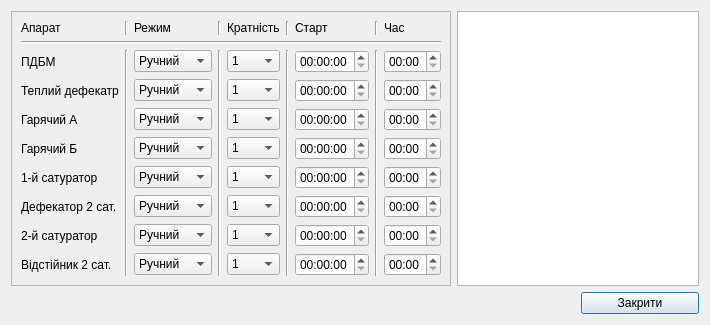
First picture: the form in satur/scada/dlgbledingsetup.ui, repository vanessaorgua/dondushen, before the edit.
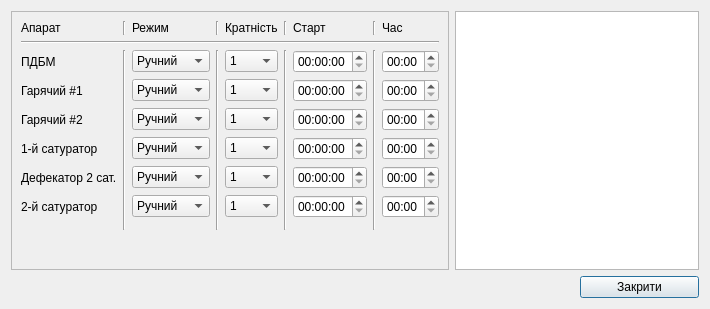
Second picture: the form after the edit.

Commit message: 1. Зкореговано панель настройки продувки 2. Виправлено відображення стану байпаски

Patch:
```diff
--- a/satur/scada/dlgbledingsetup.ui
+++ b/satur/scada/dlgbledingsetup.ui
@@ -180,55 +180,6 @@
         </property>
        </widget>
       </item>
-      <item row="3" column="0">
-       <widget class="QLabel" name="label_7">
-        <property name="text">
-         <string>Теплий дефекатр</string>
-        </property>
-       </widget>
-      </item>
-      <item row="4" column="0">
-       <widget class="QLabel" name="label_8">
-        <property name="text">
-         <string>Гарячий А</string>
-        </property>
-       </widget>
-      </item>
-      <item row="5" column="0">
-       <widget class="QLabel" name="label_9">
-        <property name="text">
-         <string>Гарячий Б</string>
-        </property>
-       </widget>
-      </item>
-      <item row="6" column="0">
-       <widget class="QLabel" name="label_10">
-        <property name="text">
-         <string>1-й сатуратор</string>
-        </property>
-       </widget>
-      </item>
-      <item row="7" column="0">
-       <widget class="QLabel" name="label_11">
-        <property name="text">
-         <string>Дефекатор 2 сат.</string>
-        </property>
-       </widget>
-      </item>
-      <item row="8" column="0">
-       <widget class="QLabel" name="label_12">
-        <property name="text">
-         <string>2-й сатуратор</string>
-        </property>
-       </widget>
-      </item>
-      <item row="9" column="0">
-       <widget class="QLabel" name="label_13">
-        <property name="text">
-         <string>Відстійник 2 сат.</string>
-        </property>
-       </widget>
-      </item>
       <item row="3" column="2">
        <widget class="QComboBox" name="en_p_02">
         <item>
@@ -299,34 +250,6 @@
         </item>
        </widget>
       </item>
-      <item row="8" column="2">
-       <widget class="QComboBox" name="en_p_07">
-        <item>
-         <property name="text">
-          <string>Ручний</string>
-         </property>
-        </item>
-        <item>
-         <property name="text">
-          <string>Автомат</string>
-         </property>
-        </item>
-       </widget>
-      </item>
-      <item row="9" column="2">
-       <widget class="QComboBox" name="en_p_08">
-        <item>
-         <property name="text">
-          <string>Ручний</string>
-         </property>
-        </item>
-        <item>
-         <property name="text">
-          <string>Автомат</string>
-         </property>
-        </item>
-       </widget>
-      </item>
       <item row="3" column="4">
        <widget class="QComboBox" name="kr_p_02">
         <item>
@@ -522,84 +445,6 @@
         </item>
        </widget>
       </item>
-      <item row="8" column="4">
-       <widget class="QComboBox" name="kr_p_07">
-        <item>
-         <property name="text">
-          <string>1</string>
-         </property>
-        </item>
-        <item>
-         <property name="text">
-          <string>2</string>
-         </property>
-        </item>
-        <item>
-         <property name="text">
-          <string>3</string>
-         </property>
-        </item>
-        <item>
-         <property name="text">
-          <string>4</string>
-         </property>
-        </item>
-        <item>
-         <property name="text">
-          <string>6</string>
-         </property>
-        </item>
-        <item>
-         <property name="text">
-          <string>8</string>
-         </property>
-        </item>
-        <item>
-         <property name="text">
-          <string>12</string>
-         </property>
-        </item>
-       </widget>
-      </item>
-      <item row="9" column="4">
-       <widget class="QComboBox" name="kr_p_08">
-        <item>
-         <property name="text">
-          <string>1</string>
-         </property>
-        </item>
-        <item>
-         <property name="text">
-          <string>2</string>
-         </property>
-        </item>
-        <item>
-         <property name="text">
-          <string>3</string>
-         </property>
-        </item>
-        <item>
-         <property name="text">
-          <string>4</string>
-         </property>
-        </item>
-        <item>
-         <property name="text">
-          <string>6</string>
-         </property>
-        </item>
-        <item>
-         <property name="text">
-          <string>8</string>
-         </property>
-        </item>
-        <item>
-         <property name="text">
-          <string>12</string>
-         </property>
-        </item>
-       </widget>
-      </item>
       <item row="3" column="6">
        <widget class="QTimeEdit" name="Tm_zd_02">
         <property name="displayFormat">
@@ -635,20 +480,6 @@
         </property>
        </widget>
       </item>
-      <item row="8" column="6">
-       <widget class="QTimeEdit" name="Tm_zd_07">
-        <property name="displayFormat">
-         <string>HH:mm:ss</string>
-        </property>
-       </widget>
-      </item>
-      <item row="9" column="6">
-       <widget class="QTimeEdit" name="Tm_zd_08">
-        <property name="displayFormat">
-         <string>HH:mm:ss</string>
-        </property>
-       </widget>
-      </item>
       <item row="3" column="8">
        <widget class="QTimeEdit" name="Tp_zd_02">
         <property name="displayFormat">
@@ -684,20 +515,6 @@
         </property>
        </widget>
       </item>
-      <item row="8" column="8">
-       <widget class="QTimeEdit" name="Tp_zd_07">
-        <property name="displayFormat">
-         <string>mm:ss</string>
-        </property>
-       </widget>
-      </item>
-      <item row="9" column="8">
-       <widget class="QTimeEdit" name="Tp_zd_08">
-        <property name="displayFormat">
-         <string>mm:ss</string>
-        </property>
-       </widget>
-      </item>
       <item row="2" column="1" rowspan="8">
        <widget class="Line" name="line_6">
         <property name="orientation">
@@ -726,6 +543,41 @@
         </property>
        </widget>
       </item>
+      <item row="3" column="0">
+       <widget class="QLabel" name="label_8">
+        <property name="text">
+         <string>Гарячий #1</string>
+        </property>
+       </widget>
+      </item>
+      <item row="4" column="0">
+       <widget class="QLabel" name="label_9">
+        <property name="text">
+         <string>Гарячий #2</string>
+        </property>
+       </widget>
+      </item>
+      <item row="5" column="0">
+       <widget class="QLabel" name="label_10">
+        <property name="text">
+         <string>1-й сатуратор</string>
+        </property>
+       </widget>
+      </item>
+      <item row="6" column="0">
+       <widget class="QLabel" name="label_11">
+        <property name="text">
+         <string>Дефекатор 2 сат.</string>
+        </property>
+       </widget>
+      </item>
+      <item row="7" column="0">
+       <widget class="QLabel" name="label_12">
+        <property name="text">
+         <string>2-й сатуратор</string>
+        </property>
+       </widget>
+      </item>
      </layout>
     </widget>
    </item>
```
The commit also changes 2 other files.
